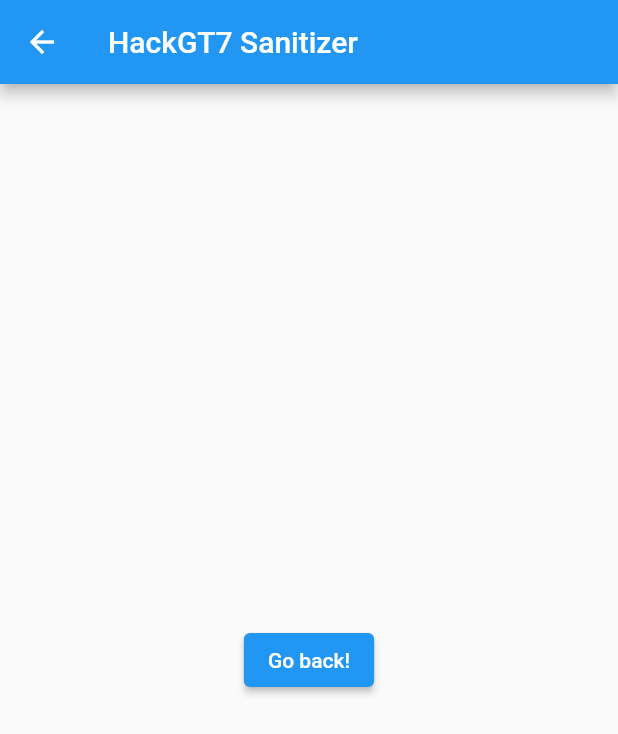
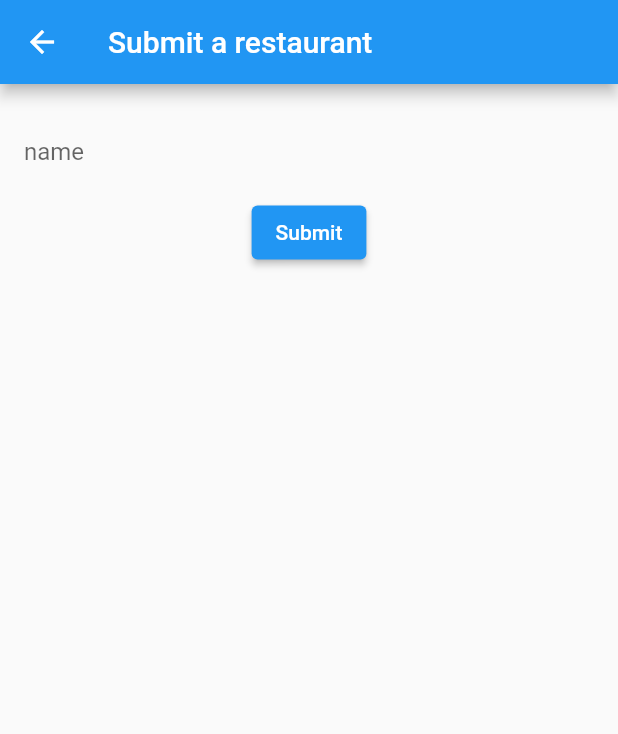
Before and after one commit to jrc0114/hackgt7-sanitizer, a Flutter app: the UserPage screen opened directly, on a phone screen of 412 x 824 dp. Shown: the top 734 px of the screen. Run offline on Flutter 3.47's test engine with Material 2 defaults, Android fonts, the phone set to English and light mode, and no system bars; our stand-ins replace cloud_firestore, geolocator, google_maps_flutter; accounts and stored records are empty; generated files the repository leaves out were written again.

Commit message:
implement save restaurant to firebase logic

```diff
--- a/lib/main.dart
+++ b/lib/main.dart
@@ -117,17 +117,71 @@ class UserPage extends StatefulWidget {
 }
 
 class _UserPageState extends State<UserPage> {
+  String name;
+  String address;
+  int lat;
+  int lng;
+  bool hasSanitizer;
+
+  final myController = TextEditingController();
+
+  void _showToast(BuildContext context) {
+    final scaffold = Scaffold.of(context);
+    scaffold.showSnackBar(SnackBar(
+      content: const Text('Restaurant added'),
+    ));
+  }
+
+  @override
+  void dispose() {
+    // Clean up the controller when the widget is disposed.
+    myController.dispose();
+    super.dispose();
+  }
+
   @override
   Widget build(BuildContext context) {
+    CollectionReference restaurant =
+        Firestore.instance.collection('restaurant');
+
+    Future<void> addRestaurant() {
+      // Call the user's CollectionReference to add a new user
+      return restaurant
+          .document(name.toLowerCase().replaceAll(RegExp(r"\s+"), ""))
+          .setData({
+        'name': name, // John Doe
+      }).then((value) {
+        print('Restaurant Added');
+      }).catchError((error) => print('Failed to add restaurant: $error'));
+    }
+
     return Scaffold(
-      appBar: AppBar(title: Text('HackGT7 Sanitizer')),
+      appBar: AppBar(title: Text('Submit a restaurant')),
       // body: _buildBody(context),
-      body: Center(
-        child: ElevatedButton(
-          onPressed: () {
-            // Navigate back to first route when tapped.
-          },
-          child: Text('Go back!'),
+      body: Builder(
+        builder: (context) => Center(
+          child: Padding(
+            padding: const EdgeInsets.all(16.0),
+            child: Column(children: <Widget>[
+              TextField(
+                decoration: InputDecoration(
+                  border: InputBorder.none,
+                  hintText: 'Enter restaurant name',
+                  labelText: 'name',
+                ),
+                controller: myController,
+              ),
+              ElevatedButton(
+                onPressed: () {
+                  name = myController.text;
+                  addRestaurant();
+                  _showToast(context);
+                  // Navigator.pop(context);
+                },
+                child: Text('Submit'),
+              ),
+            ]),
+          ),
         ),
       ),
     );
```
